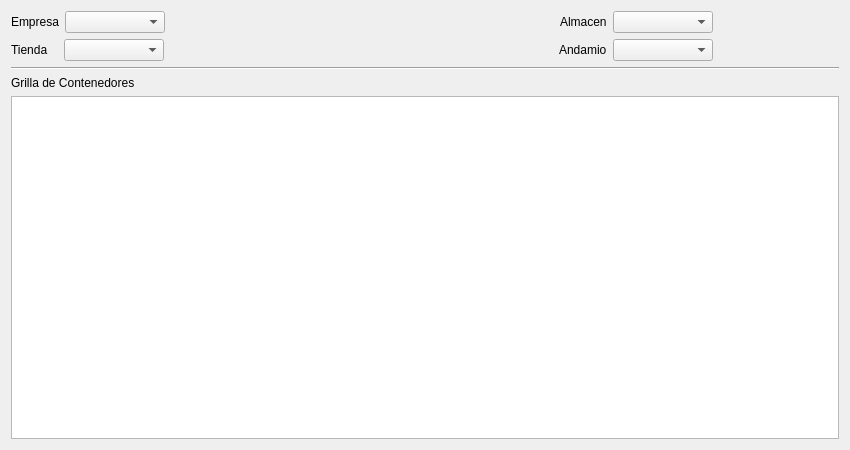
Qt form ui_almacen.ui (benArambide/ProyFinal-IS2) before a commit.
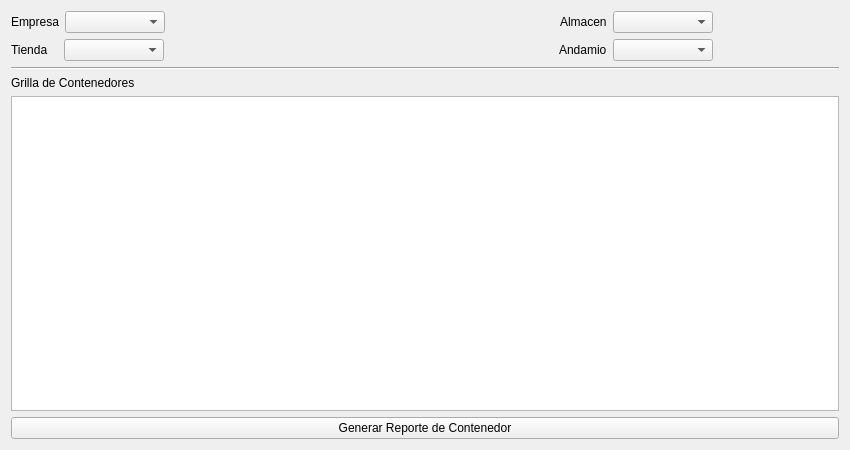
The same form after that commit. Icons and pictures are not drawn.

Patch:
```diff
--- a/ui_almacen.ui
+++ b/ui_almacen.ui
@@ -361,6 +361,13 @@
      </item>
     </layout>
    </item>
+   <item row="1" column="0">
+    <widget class="QPushButton" name="botonGenerarReporte">
+     <property name="text">
+      <string>Generar Reporte de Contenedor</string>
+     </property>
+    </widget>
+   </item>
   </layout>
  </widget>
  <resources>
```
